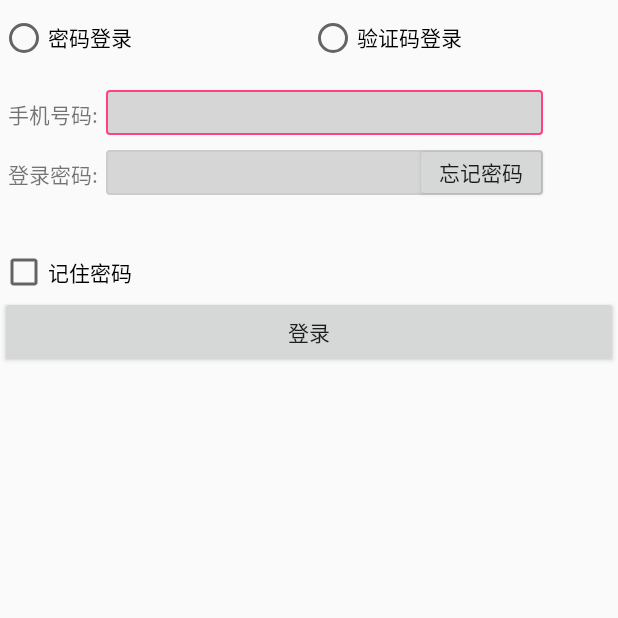
After one commit to LiangGaoUser/AndroidEbook, an Android app: the MainActivity_Login screen opened directly, with no data from a screen before it, on a phone screen of 412 x 824 dp, the top half of it. The commit adds this screen. Run offline under Robolectric (Android 15) with nearby library versions, the phone set to English and light mode, and no system bars; Roboto replaces fonts that are not available here.

```diff
--- a/app/src/main/AndroidManifest.xml
+++ b/app/src/main/AndroidManifest.xml
@@ -29,7 +29,8 @@
         <activity android:name=".Activity_SearchView"></activity>
         <activity android:name=".Activity_BookShelfAddBar"></activity>
         <activity android:name=".Activity_BookDetail"></activity>
-
+        <activity android:name=".MainActivity_Login"></activity>
+        <activity android:name=".Activity_More_BookList"></activity>
     </application>
 
 </manifest>
--- /dev/null
+++ b/app/src/main/java/com/lianggao/whut/androidebook/MainActivity_Login.java
@@ -0,0 +1,14 @@
+package com.lianggao.whut.androidebook;
+
+
+import android.os.Bundle;
+import android.support.annotation.Nullable;
+import android.support.v4.app.FragmentActivity;
+
+public class MainActivity_Login extends FragmentActivity {
+    @Override
+    protected void onCreate(@Nullable Bundle savedInstanceState) {
+        super.onCreate(savedInstanceState);
+        setContentView(R.layout.activity_login);
+    }
+}
--- /dev/null
+++ b/app/src/main/res/drawable/editext_selector.xml
@@ -0,0 +1,5 @@
+<?xml version="1.0" encoding="utf-8"?>
+<selector xmlns:android="http://schemas.android.com/apk/res/android">
+    <item android:drawable="@drawable/shape_edit_focus" android:state_focused="false"/>
+    <item android:drawable="@drawable/shape_edit_normal" android:state_focused="true"/>
+</selector>
--- /dev/null
+++ b/app/src/main/res/drawable/shape_edit_focus.xml
@@ -0,0 +1,6 @@
+<?xml version="1.0" encoding="utf-8"?>
+<shape xmlns:android="http://schemas.android.com/apk/res/android">
+    <corners android:radius="2dp"/>
+    <solid android:color="@color/white"/>
+    <stroke android:width="1dp" android:color="@color/colorGray"/>
+</shape>
--- /dev/null
+++ b/app/src/main/res/drawable/shape_edit_normal.xml
@@ -0,0 +1,6 @@
+<?xml version="1.0" encoding="utf-8"?>
+<shape xmlns:android="http://schemas.android.com/apk/res/android">
+    <corners android:radius="2dp"/>
+    <solid android:color="@color/white"/>
+    <stroke android:width="1dp" android:color="@color/colorAccent"/>
+</shape>
--- /dev/null
+++ b/app/src/main/res/layout/activity_login.xml
@@ -0,0 +1,97 @@
+<LinearLayout xmlns:android="http://schemas.android.com/apk/res/android"
+    xmlns:tools="http://schemas.android.com/tools"
+    android:layout_width="match_parent"
+    android:layout_height="match_parent"
+    android:orientation="vertical">
+    <LinearLayout
+        android:layout_marginTop="10dp"
+        android:layout_marginBottom="10dp"
+        android:layout_width="match_parent"
+        android:layout_height="wrap_content"
+        android:orientation="vertical">
+        <RadioGroup
+            android:id="@+id/rg_login"
+            android:layout_width="match_parent"
+            android:layout_height="wrap_content"
+            android:orientation="horizontal">
+            <RadioButton
+                android:layout_width="0dp"
+                android:layout_height="30dp"
+                android:layout_weight="1"
+                android:text="密码登录"
+                />
+            <RadioButton
+                android:layout_width="0dp"
+                android:layout_height="30dp"
+                android:layout_weight="1"
+                android:text="验证码登录"/>
+        </RadioGroup>
+    </LinearLayout>
+    <RelativeLayout
+        android:layout_width="match_parent"
+        android:layout_height="80dp"
+        android:layout_marginTop="10dp"
+        android:layout_marginBottom="5dp"
+
+        >
+        <TextView
+            android:id="@+id/tv_phone"
+            android:layout_width="wrap_content"
+            android:layout_height="30dp"
+            android:padding="5dp"
+            android:text="手机号码:"/>
+        <EditText
+            android:id="@+id/et_phone"
+            android:layout_width="wrap_content"
+            android:layout_height="wrap_content"
+            android:layout_toRightOf="@+id/tv_phone"
+            android:layout_alignBottom="@+id/tv_phone"
+            android:layout_alignTop="@+id/tv_phone"
+            android:layout_alignParentRight="true"
+            android:layout_marginRight="50dp"
+            android:background="@drawable/editext_selector"/>
+
+        <TextView
+            android:id="@+id/tv_password"
+            android:layout_below="@+id/tv_phone"
+            android:layout_width="wrap_content"
+            android:layout_height="30dp"
+            android:layout_marginTop="10dp"
+            android:padding="5dp"
+            android:text="登录密码:"/>
+
+        <EditText
+            android:id="@+id/et_passwod"
+            android:layout_width="200dp"
+            android:layout_height="wrap_content"
+            android:layout_alignBottom="@+id/tv_password"
+            android:layout_alignTop="@+id/tv_password"
+            android:layout_toRightOf="@+id/tv_password"
+            android:background="@drawable/editext_selector"
+            android:layout_alignParentRight="true"
+            android:layout_marginRight="50dp"/>
+
+        <Button
+            android:id="@+id/btn_forget"
+            android:layout_width="wrap_content"
+            android:layout_height="match_parent"
+            android:layout_marginTop="35dp"
+            android:layout_marginBottom="5dp"
+            android:layout_marginRight="47dp"
+            android:layout_alignParentRight="true"
+            android:text="忘记密码"
+            android:padding="0dp"/>
+
+    </RelativeLayout>
+
+    <CheckBox
+        android:id="@+id/checkbox"
+        android:layout_width="match_parent"
+        android:layout_height="wrap_content"
+        android:layout_marginTop="20dp"
+        android:text="记住密码"/>
+    <Button
+        android:layout_width="match_parent"
+        android:layout_height="wrap_content"
+        android:text="登录"/>
+</LinearLayout>
--- a/app/src/main/res/values/colors.xml
+++ b/app/src/main/res/values/colors.xml
@@ -1,5 +1,6 @@
 <?xml version="1.0" encoding="utf-8"?>
 <resources>
+
     <color name="colorPrimary">#3F51B5</color>
     <color name="colorPrimaryDark">#303F9F</color>
     <color name="colorAccent">#FF4081</color>
@@ -16,4 +17,5 @@
     <color name="colorLitePurple3">#00a0e9</color>
     <color name="colorYellow">#FFE400</color>
 
+
 </resources>
--- a/app/src/main/res/values/styles.xml
+++ b/app/src/main/res/values/styles.xml
@@ -7,7 +7,8 @@
         <item name="colorPrimaryDark">@color/colorPrimaryDark</item>
         <item name="colorAccent">@color/colorAccent</item>
     </style>-->
-    <style name="AppTheme" parent="Theme.AppCompat.Light.NoActionBar">
+    <!--Base.AppCompat.Light.NoActionBar-->
+    <style name="AppTheme" parent="Base.Theme.AppCompat.Light.DarkActionBar">
         <!-- Customize your theme here. -->
         <item name="colorPrimary">@color/colorPrimary</item>
         <item name="colorPrimaryDark">@color/colorPrimaryDark</item>
```
Also changed, not shown: app/src/main/java/com/lianggao/whut/androidebook/Activity_More_BookList.java (added, +96 -0 lines), app/src/main/java/com/lianggao/whut/androidebook/Adapter/GridViewAdapter.java (added, +81 -0 lines), app/src/main/java/com/lianggao/whut/androidebook/Fragment/FragmentBookStoreList.java (+17 -6 lines), app/src/main/java/com/lianggao/whut/androidebook/View/LoadMoreGridView.java (added, +155 -0 lines), app/src/main/java/com/lianggao/whut/androidebook/View/ScrollWithGridView.java (added, +32 -0 lines), app/src/main/res/drawable/anim.xml (added, +7 -0 lines), app/src/main/res/layout/activity_more_booklist.xml (added, +20 -0 lines), app/src/main/res/layout/fragment_bookstore_list.xml (+21 -5 lines), app/src/main/res/layout/part_auto_load_grid_view_layout.xml (added, +57 -0 lines), app/src/main/res/layout/part_book_gridview.xml (added, +30 -0 lines), app/src/main/res/drawable/icon_book_return.png (added), app/src/main/res/drawable/img_loading.png (added).
